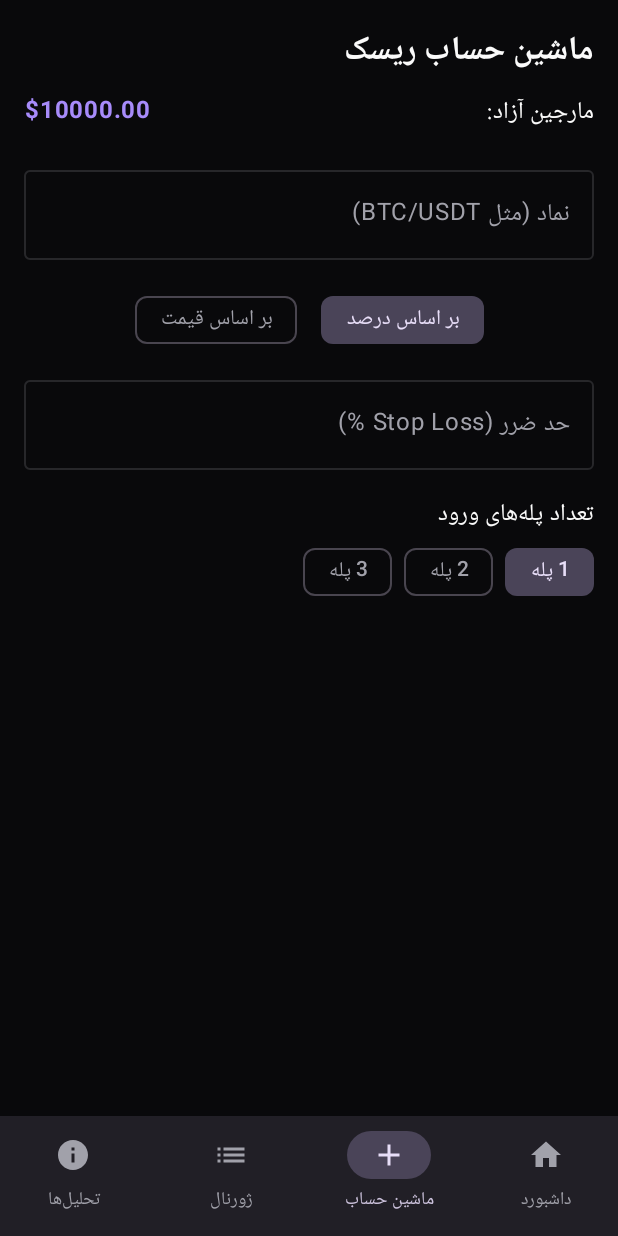
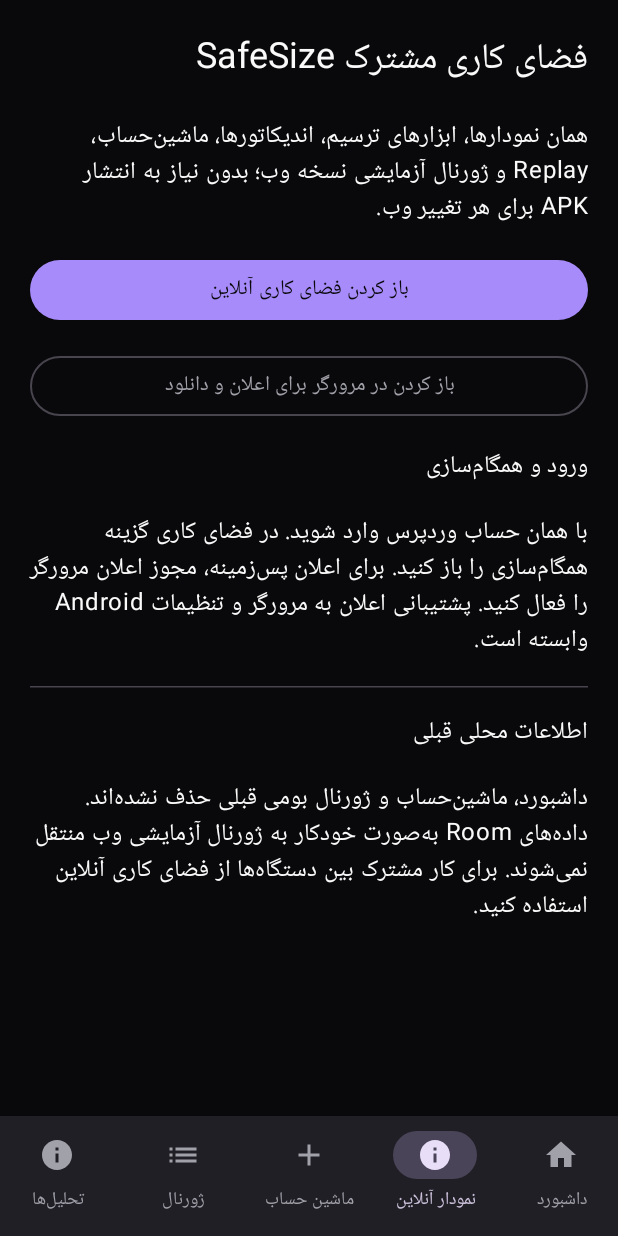
Before and after one commit to aliprogrammer75/SafeSize, an Android app built with Jetpack Compose: the screen it shows after launch (MainActivity), item 2 of the bottom bar chosen, on a phone screen of 412 x 824 dp. Run offline under Robolectric (Android 15) with nearby library versions, the phone set to English and light mode, and no system bars; our stand-ins replace Room's generated code.

Commit message:
Add shared SafeSize web workspace to Android, preserve native journal, and validate build

```diff
--- a/app/build.gradle.kts
+++ b/app/build.gradle.kts
@@ -14,8 +14,8 @@ android {
         applicationId = "com.example"
         minSdk = 26
         targetSdk = 34
-        versionCode = 1
-        versionName = "1.0"
+        versionCode = 2
+        versionName = "1.1-unified"
     }
 
     buildTypes {
@@ -33,6 +33,7 @@ android {
 }
 
 dependencies {
+    implementation("androidx.browser:browser:1.8.0")
     implementation(libs.androidx.core.ktx)
     implementation(libs.androidx.lifecycle.runtime.ktx)
     implementation(libs.androidx.activity.compose)
--- a/app/src/main/java/com/example/MainActivity.kt
+++ b/app/src/main/java/com/example/MainActivity.kt
@@ -66,6 +66,7 @@ fun MainScreen() {
 
                 val items = listOf(
                     Triple("dashboard", "داشبورد", Icons.Filled.Home),
+                    Triple("online", "نمودار آنلاین", Icons.Filled.Info),
                     Triple("calculator", "ماشین حساب", Icons.Filled.Add),
                     Triple("journal", "ژورنال", Icons.Filled.List),
                     Triple("analytics", "تحلیل‌ها", Icons.Filled.Info)
@@ -96,6 +97,7 @@ fun MainScreen() {
             modifier = Modifier.padding(innerPadding)
         ) {
             composable("dashboard") { DashboardScreen(viewModel) }
+            composable("online") { OnlineWorkspaceScreen() }
             composable("calculator") { TradeCalculatorScreen(viewModel) }
             composable("journal") { TradeJournalScreen(viewModel) }
             composable("analytics") { TradeAnalyticsScreen(viewModel) }
--- /dev/null
+++ b/app/src/main/java/com/example/OnlineWorkspaceScreen.kt
@@ -0,0 +1,70 @@
+package com.example
+
+import android.content.ActivityNotFoundException
+import android.content.Context
+import android.content.Intent
+import android.net.Uri
+import androidx.browser.customtabs.CustomTabsIntent
+import androidx.compose.foundation.layout.*
+import androidx.compose.foundation.rememberScrollState
+import androidx.compose.foundation.verticalScroll
+import androidx.compose.material3.*
+import androidx.compose.runtime.*
+import androidx.compose.ui.Modifier
+import androidx.compose.ui.platform.LocalContext
+import androidx.compose.ui.unit.dp
+
+private val workspaceUri = Uri.parse("https://alifatemii.ir/safesize/")
+
+/** Open the same HTTPS workspace with the user's browser session. No credentials,
+ * exchange API keys, Room records, or JS bridge cross the native/web boundary. */
+private fun launchWorkspace(context: Context, customTab: Boolean): Boolean {
+    if (customTab) {
+        try {
+            CustomTabsIntent.Builder()
+                .setShowTitle(true)
+                .setUrlBarHidingEnabled(false)
+                .build()
+                .launchUrl(context, workspaceUri)
+            return true
+        } catch (_: ActivityNotFoundException) {
+            // A regular HTTPS browser is the safe fallback.
+        } catch (_: SecurityException) {
+        }
+    }
+    return try {
+        context.startActivity(Intent(Intent.ACTION_VIEW, workspaceUri))
+        true
+    } catch (_: ActivityNotFoundException) {
+        false
+    } catch (_: SecurityException) {
+        false
+    }
+}
+
+@Composable
+fun OnlineWorkspaceScreen() {
+    val context = LocalContext.current
+    var unavailable by remember { mutableStateOf(false) }
+    Column(
+        Modifier.fillMaxSize().verticalScroll(rememberScrollState()).padding(20.dp),
+        verticalArrangement = Arrangement.spacedBy(16.dp)
+    ) {
+        Text("فضای کاری مشترک SafeSize", style = MaterialTheme.typography.headlineSmall)
+        Text("همان نمودارها، ابزارهای ترسیم، اندیکاتورها، ماشین‌حساب، Replay و ژورنال آزمایشی نسخه وب؛ بدون نیاز به انتشار APK برای هر تغییر وب.")
+        Button(
+            onClick = { unavailable = !launchWorkspace(context, true) },
+            modifier = Modifier.fillMaxWidth()
+        ) { Text("باز کردن فضای کاری آنلاین") }
+        OutlinedButton(
+            onClick = { unavailable = !launchWorkspace(context, false) },
+            modifier = Modifier.fillMaxWidth()
+        ) { Text("باز کردن در مرورگر برای اعلان و دانلود") }
+        if (unavailable) Text("مرورگر HTTPS در دستگاه پیدا نشد.", color = MaterialTheme.colorScheme.error)
+        Text("ورود و همگام‌سازی", style = MaterialTheme.typography.titleMedium)
+        Text("با همان حساب وردپرس وارد شوید. در فضای کاری گزینه همگام‌سازی را باز کنید. برای اعلان پس‌زمینه، مجوز اعلان مرورگر را فعال کنید. پشتیبانی اعلان به مرورگر و تنظیمات Android وابسته است.")
+        HorizontalDivider()
+        Text("اطلاعات محلی قبلی", style = MaterialTheme.typography.titleMedium)
+        Text("داشبورد، ماشین‌حساب و ژورنال بومی قبلی حذف نشده‌اند. داده‌های Room به‌صورت خودکار به ژورنال آزمایشی وب منتقل نمی‌شوند. برای کار مشترک بین دستگاه‌ها از فضای کاری آنلاین استفاده کنید.")
+    }
+}
```
Also changed, not shown: app/src/main/AndroidManifest.xml (+10 -0 lines), 2 other files.
